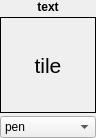
Before: the Qt Designer form GameEditor/UI/MapEditorModuleBrush.ui in seem-sky/Simple2D-Engine, drawn with Qt 5.
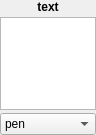
After: the same form once the commit is applied.

Commit message: fix problem with MapEditorModuleBrush; refactor MapEditorWidgetEditor

Patch:
```diff
--- a/GameEditor/UI/MapEditorModuleBrush.ui
+++ b/GameEditor/UI/MapEditorModuleBrush.ui
@@ -29,20 +29,6 @@
    <property name="verticalSpacing">
     <number>3</number>
    </property>
-   <item row="2" column="0">
-    <widget class="QComboBox" name="m_pBrushType">
-     <item>
-      <property name="text">
-       <string>pen</string>
-      </property>
-     </item>
-     <item>
-      <property name="text">
-       <string>fill</string>
-      </property>
-     </item>
-    </widget>
-   </item>
    <item row="0" column="0">
     <widget class="QLabel" name="m_pText">
      <property name="font">
@@ -59,47 +45,36 @@
      </property>
     </widget>
    </item>
+   <item row="2" column="0">
+    <widget class="QComboBox" name="m_pBrushType">
+     <item>
+      <property name="text">
+       <string>pen</string>
+      </property>
+     </item>
+     <item>
+      <property name="text">
+       <string>fill</string>
+      </property>
+     </item>
+    </widget>
+   </item>
    <item row="1" column="0">
-    <widget class="QLabel" name="m_pCurrentTile">
-     <property name="sizePolicy">
-      <sizepolicy hsizetype="Expanding" vsizetype="Expanding">
-       <horstretch>0</horstretch>
-       <verstretch>0</verstretch>
-      </sizepolicy>
+    <widget class="QGraphicsView" name="m_pCurrentTile">
+     <property name="verticalScrollBarPolicy">
+      <enum>Qt::ScrollBarAlwaysOff</enum>
      </property>
-     <property name="minimumSize">
-      <size>
-       <width>96</width>
-       <height>96</height>
-      </size>
+     <property name="horizontalScrollBarPolicy">
+      <enum>Qt::ScrollBarAlwaysOff</enum>
      </property>
-     <property name="maximumSize">
-      <size>
-       <width>96</width>
-       <height>96</height>
-      </size>
+     <property name="sizeAdjustPolicy">
+      <enum>QAbstractScrollArea::AdjustToContents</enum>
      </property>
-     <property name="font">
-      <font>
-       <pointsize>16</pointsize>
-       <weight>50</weight>
-       <bold>false</bold>
-      </font>
+     <property name="interactive">
+      <bool>false</bool>
      </property>
-     <property name="frameShape">
-      <enum>QFrame::Box</enum>
-     </property>
-     <property name="text">
-      <string>tile</string>
-     </property>
-     <property name="alignment">
-      <set>Qt::AlignCenter</set>
-     </property>
-     <property name="wordWrap">
-      <bool>true</bool>
-     </property>
-     <property name="textInteractionFlags">
-      <set>Qt::NoTextInteraction</set>
+     <property name="resizeAnchor">
+      <enum>QGraphicsView::NoAnchor</enum>
      </property>
     </widget>
    </item>
```
The commit also changes 11 other files.
